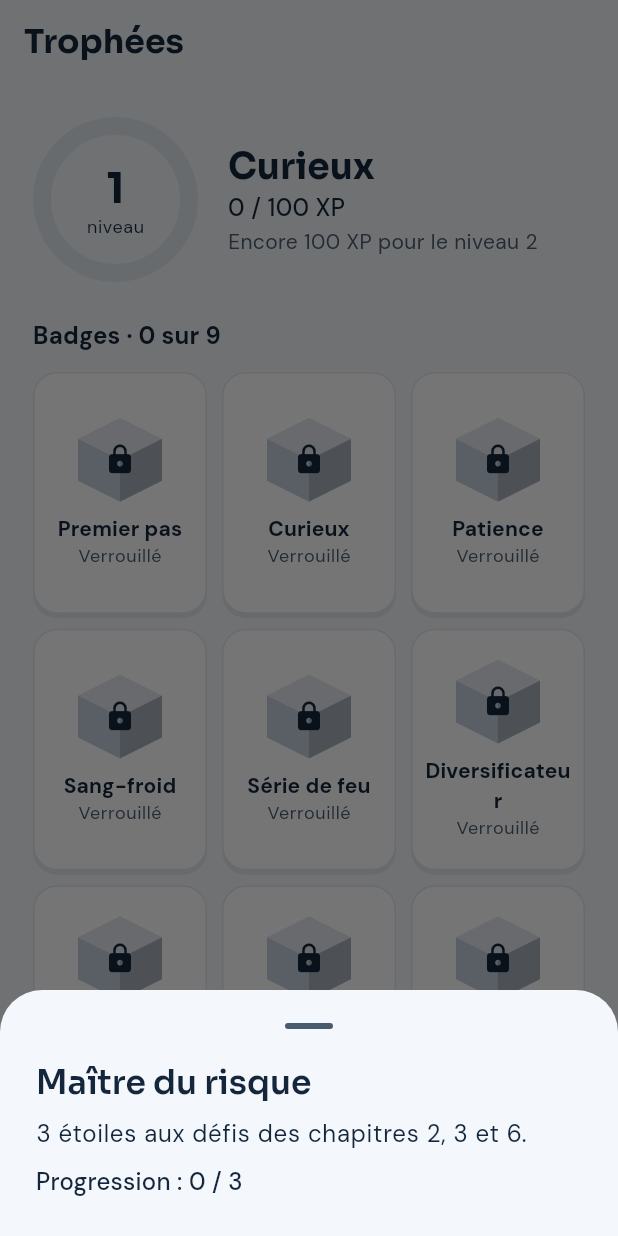
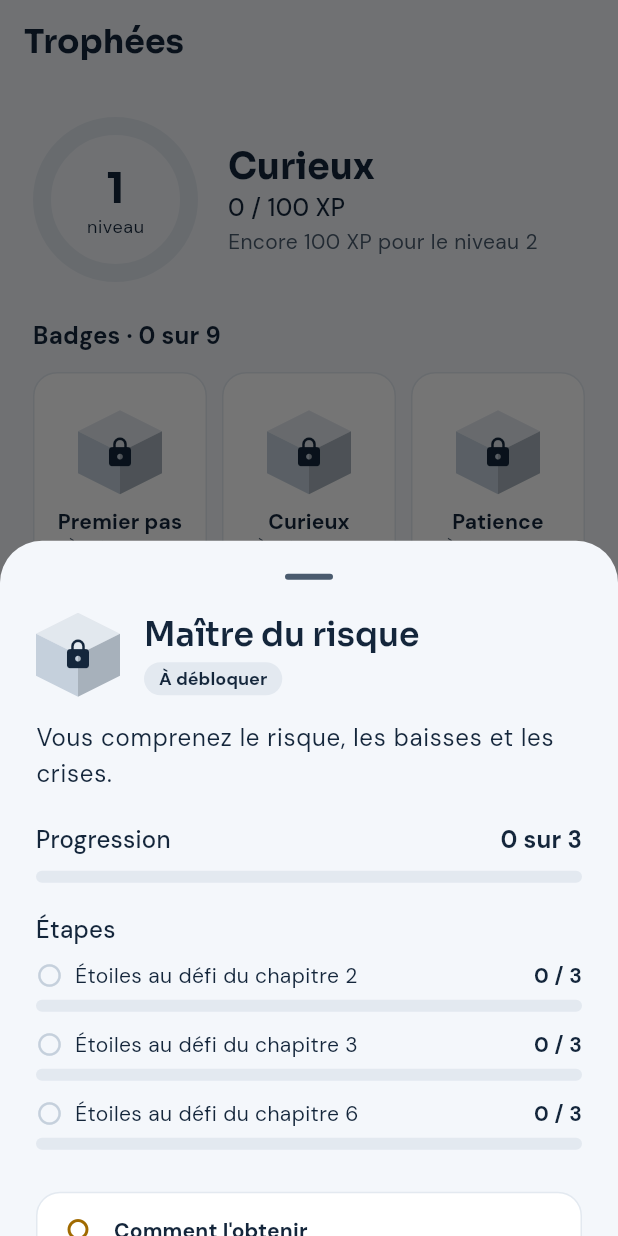
Before and after one commit to ZaYtI/investment_companion, a Flutter app: the TrophiesScreen screen opened by its route, after a tap on "Maître du risque", on a phone screen of 412 x 824 dp. Run offline on Flutter 3.47's test engine with Material 3 defaults, Android fonts, the light colour scheme and no system bars; our stand-ins replace fl_chart, flutter_riverpod, go_router, lottie, native_glass_navbar, shared_preferences and 1 more; missing offline and left inert: a package; accounts and stored records are empty; statements that could not run were skipped.

Commit message:
✨ Show badge details with steps and progress bars

```diff
--- /dev/null
+++ b/lib/ui/screens/trophies/badge_details_sheet.dart
@@ -0,0 +1,195 @@
+import 'package:flutter/material.dart';
+
+import '../../../services/badges.dart';
+import '../../theme/app_colors.dart';
+import '../../widgets/cards/app_card.dart';
+import '../../widgets/decor/cube_icon.dart';
+import 'badge_style.dart';
+
+class BadgeDetailsSheet extends StatelessWidget {
+  final BadgeStatus badge;
+
+  const BadgeDetailsSheet({super.key, required this.badge});
+
+  static const barHeight = 8.0;
+
+  @override
+  Widget build(BuildContext context) {
+    final textTheme = Theme.of(context).textTheme;
+    return SafeArea(
+      child: SingleChildScrollView(
+        padding: const EdgeInsets.fromLTRB(24, 0, 24, 24),
+        child: Column(
+          crossAxisAlignment: CrossAxisAlignment.start,
+          children: [
+            Row(
+              children: [
+                Stack(
+                  alignment: Alignment.center,
+                  children: [
+                    CubeIcon(color: badgeColorOf(badge), size: 56),
+                    Icon(
+                      badgeIconOf(badge),
+                      color: AppColors.textPrimary,
+                      size: 22,
+                    ),
+                  ],
+                ),
+                const SizedBox(width: 16),
+                Expanded(
+                  child: Column(
+                    crossAxisAlignment: CrossAxisAlignment.start,
+                    children: [
+                      Text(badge.title, style: textTheme.titleLarge),
+                      const SizedBox(height: 4),
+                      _StateChip(badge: badge),
+                    ],
+                  ),
+                ),
+              ],
+            ),
+            const SizedBox(height: 16),
+            Text(badge.meaning, style: textTheme.bodyLarge),
+            const SizedBox(height: 20),
+            Row(
+              children: [
+                Expanded(
+                  child: Text('Progression', style: textTheme.titleMedium),
+                ),
+                Text(
+                  '${badge.current} sur ${badge.target}',
+                  style: textTheme.titleMedium?.copyWith(
+                    fontWeight: FontWeight.w700,
+                  ),
+                ),
+              ],
+            ),
+            const SizedBox(height: 8),
+            _ProgressBar(value: badge.progress, isDone: badge.isEarned),
+            if (badge.steps.length > 1 || badge.steps.first.target > 1) ...[
+              const SizedBox(height: 20),
+              Text('Étapes', style: textTheme.titleMedium),
+              const SizedBox(height: 8),
+              for (final step in badge.steps) _StepRow(step: step),
+            ],
+            if (!badge.isEarned) ...[
+              const SizedBox(height: 16),
+              AppCard(
+                child: Row(
+                  crossAxisAlignment: CrossAxisAlignment.start,
+                  children: [
+                    const Icon(
+                      Icons.lightbulb_outline,
+                      color: AppColors.goldText,
+                    ),
+                    const SizedBox(width: 12),
+                    Expanded(
+                      child: Column(
+                        crossAxisAlignment: CrossAxisAlignment.start,
+                        children: [
+                          Text(
+                            "Comment l'obtenir",
+                            style: textTheme.titleSmall?.copyWith(
+                              fontWeight: FontWeight.w700,
+                            ),
+                          ),
+                          const SizedBox(height: 4),
+                          Text(badge.hint, style: textTheme.bodyMedium),
+                        ],
+                      ),
+                    ),
+                  ],
+                ),
+              ),
+            ],
+          ],
+        ),
+      ),
+    );
+  }
+}
+
+class _StateChip extends StatelessWidget {
+  final BadgeStatus badge;
+
+  const _StateChip({required this.badge});
+
+  @override
+  Widget build(BuildContext context) {
+    final background = badge.isEarned
+        ? AppColors.gold.withValues(alpha: 0.3)
+        : badge.isStarted
+        ? AppColors.mintPale
+        : AppColors.border;
+    return Container(
+      padding: const EdgeInsets.symmetric(horizontal: 10, vertical: 3),
+      decoration: BoxDecoration(
+        color: background,
+        borderRadius: BorderRadius.circular(12),
+      ),
+      child: Text(
+        badgeStateOf(badge),
+        style: Theme.of(context).textTheme.labelMedium
+            ?.copyWith(color: AppColors.textPrimary, letterSpacing: 0),
+      ),
+    );
+  }
+}
+
+class _StepRow extends StatelessWidget {
+  final BadgeStep step;
+
+  const _StepRow({required this.step});
+
+  @override
+  Widget build(BuildContext context) {
+    final textTheme = Theme.of(context).textTheme;
+    return Padding(
+      padding: const EdgeInsets.only(bottom: 12),
+      child: Column(
+        crossAxisAlignment: CrossAxisAlignment.stretch,
+        children: [
+          Row(
+            children: [
+              Icon(
+                step.isDone ? Icons.check_circle : Icons.radio_button_unchecked,
+                size: 18,
+                color: step.isDone
+                    ? AppColors.mintText
+                    : AppColors.dashedBorder,
+              ),
+              const SizedBox(width: 8),
+              Expanded(child: Text(step.label, style: textTheme.bodyMedium)),
+              Text(
+                '${step.current} / ${step.target}',
+                style: textTheme.bodyMedium?.copyWith(
+                  fontWeight: FontWeight.w700,
+                ),
+              ),
+            ],
+          ),
+          const SizedBox(height: 6),
+          _ProgressBar(value: step.current / step.target, isDone: step.isDone),
+        ],
+      ),
+    );
+  }
+}
+
+class _ProgressBar extends StatelessWidget {
+  final double value;
+  final bool isDone;
+
+  const _ProgressBar({required this.value, required this.isDone});
+
+  @override
+  Widget build(BuildContext context) {
+    return LinearProgressIndicator(
+      value: value.clamp(0, 1),
+      minHeight: BadgeDetailsSheet.barHeight,
+      color: isDone ? AppColors.goldChart : AppColors.mint,
+      backgroundColor: AppColors.border,
+      borderRadius: BorderRadius.circular(BadgeDetailsSheet.barHeight),
+    );
+  }
+}
--- /dev/null
+++ b/lib/ui/screens/trophies/badge_style.dart
@@ -0,0 +1,22 @@
+import 'package:flutter/material.dart';
+
+import '../../../services/badges.dart';
+import '../../theme/app_colors.dart';
+
+Color badgeColorOf(BadgeStatus badge) {
+  if (badge.isEarned) return AppColors.gold;
+  if (badge.isStarted) return AppColors.assetEtf;
+  return AppColors.dashedBorder;
+}
+
+IconData badgeIconOf(BadgeStatus badge) {
+  if (badge.isEarned) return Icons.check_rounded;
+  if (badge.isStarted) return Icons.circle;
+  return Icons.lock_rounded;
+}
+
+String badgeStateOf(BadgeStatus badge) {
+  if (badge.isEarned) return 'Obtenu';
+  if (badge.isStarted) return 'En cours';
+  return 'À débloquer';
+}
--- a/lib/ui/screens/trophies/trophies_screen.dart
+++ b/lib/ui/screens/trophies/trophies_screen.dart
@@ -11,6 +11,8 @@ import '../../widgets/cards/app_card.dart';
 import '../../widgets/decor/cube_icon.dart';
 import '../../widgets/dialogs/app_bottom_sheet.dart';
 import '../../widgets/progress/progress_ring.dart';
+import 'badge_details_sheet.dart';
+import 'badge_style.dart';
 
 class TrophiesScreen extends ConsumerWidget {
   const TrophiesScreen({super.key});
@@ -142,52 +144,10 @@ class _BadgeCard extends StatelessWidget {
 
   const _BadgeCard({required this.badge});
 
-  Color get _cubeColor {
-    if (badge.isEarned) return AppColors.gold;
-    if (badge.isStarted) return AppColors.assetEtf;
-    return AppColors.dashedBorder;
-  }
-
-  IconData get _overlayIcon {
-    if (badge.isEarned) return Icons.check_rounded;
-    if (badge.isStarted) return Icons.circle;
-    return Icons.lock_rounded;
-  }
-
   String get _status {
     if (badge.isEarned) return 'Obtenu';
-    if (badge.target > 1 && badge.isStarted) {
-      return '${badge.current} / ${badge.target}';
-    }
-    return 'Verrouillé';
-  }
-
-  void _showCondition(BuildContext context) {
-    showAppBottomSheet<void>(
-      context,
-      builder: (context) => SafeArea(
-        child: Padding(
-          padding: const EdgeInsets.fromLTRB(24, 0, 24, 24),
-          child: Column(
-            mainAxisSize: MainAxisSize.min,
-            crossAxisAlignment: CrossAxisAlignment.start,
-            children: [
-              Text(badge.title, style: Theme.of(context).textTheme.titleLarge),
-              const SizedBox(height: 8),
-              Text(
-                badge.condition,
-                style: Theme.of(context).textTheme.bodyLarge,
-              ),
-              const SizedBox(height: 8),
-              Text(
-                'Progression : ${badge.current} / ${badge.target}',
-                style: Theme.of(context).textTheme.titleMedium,
-              ),
-            ],
-          ),
-        ),
-      ),
-    );
+    if (badge.isStarted) return '${badge.current} / ${badge.target}';
+    return 'À débloquer';
   }
 
   @override
@@ -195,15 +155,18 @@ class _BadgeCard extends StatelessWidget {
     final textTheme = Theme.of(context).textTheme;
     return AppCard(
       padding: const EdgeInsets.all(8),
-      onTap: () => _showCondition(context),
+      onTap: () => showAppBottomSheet<void>(
+        context,
+        builder: (context) => BadgeDetailsSheet(badge: badge),
+      ),
       child: Column(
         mainAxisAlignment: MainAxisAlignment.center,
         children: [
           Stack(
             alignment: Alignment.center,
             children: [
-              CubeIcon(color: _cubeColor, size: 56),
-              Icon(_overlayIcon, color: AppColors.textPrimary, size: 22),
+              CubeIcon(color: badgeColorOf(badge), size: 56),
+              Icon(badgeIconOf(badge), color: AppColors.textPrimary, size: 22),
             ],
           ),
           const SizedBox(height: 8),
@@ -218,6 +181,19 @@ class _BadgeCard extends StatelessWidget {
               color: AppColors.textSecondary,
             ),
           ),
+          if (!badge.isEarned) ...[
+            const SizedBox(height: 6),
+            Padding(
+              padding: const EdgeInsets.symmetric(horizontal: 12),
+              child: LinearProgressIndicator(
+                value: badge.progress,
+                minHeight: 4,
+                color: AppColors.mint,
+                backgroundColor: AppColors.border,
+                borderRadius: BorderRadius.circular(4),
+              ),
+            ),
+          ],
         ],
       ),
     );
```
